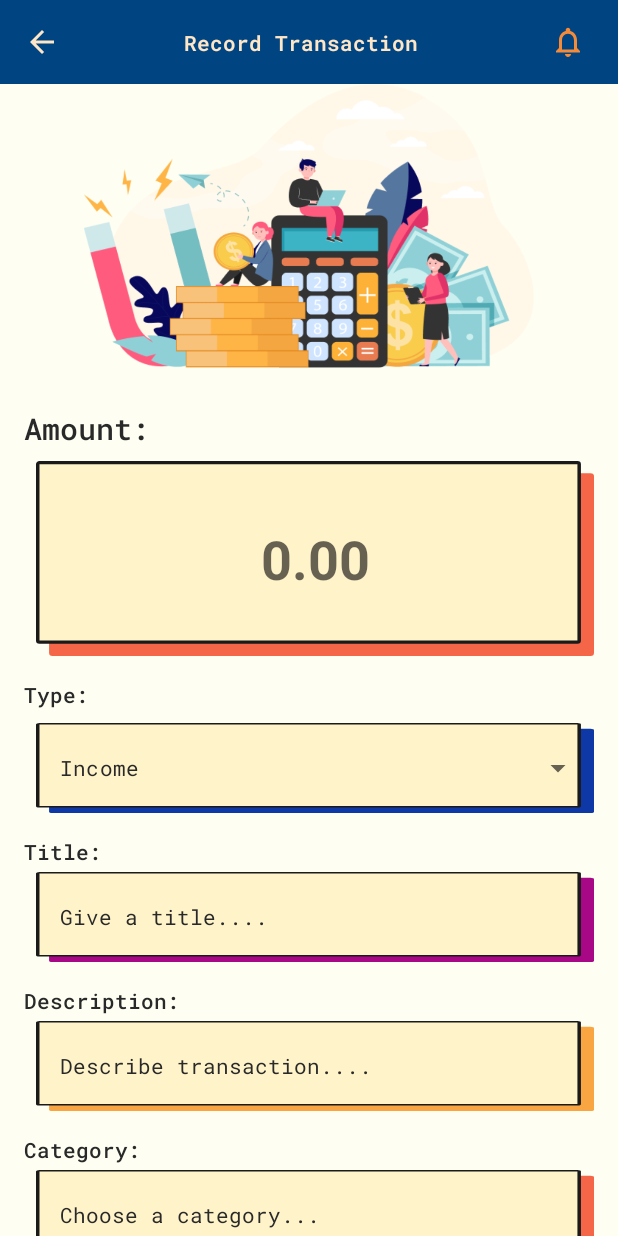
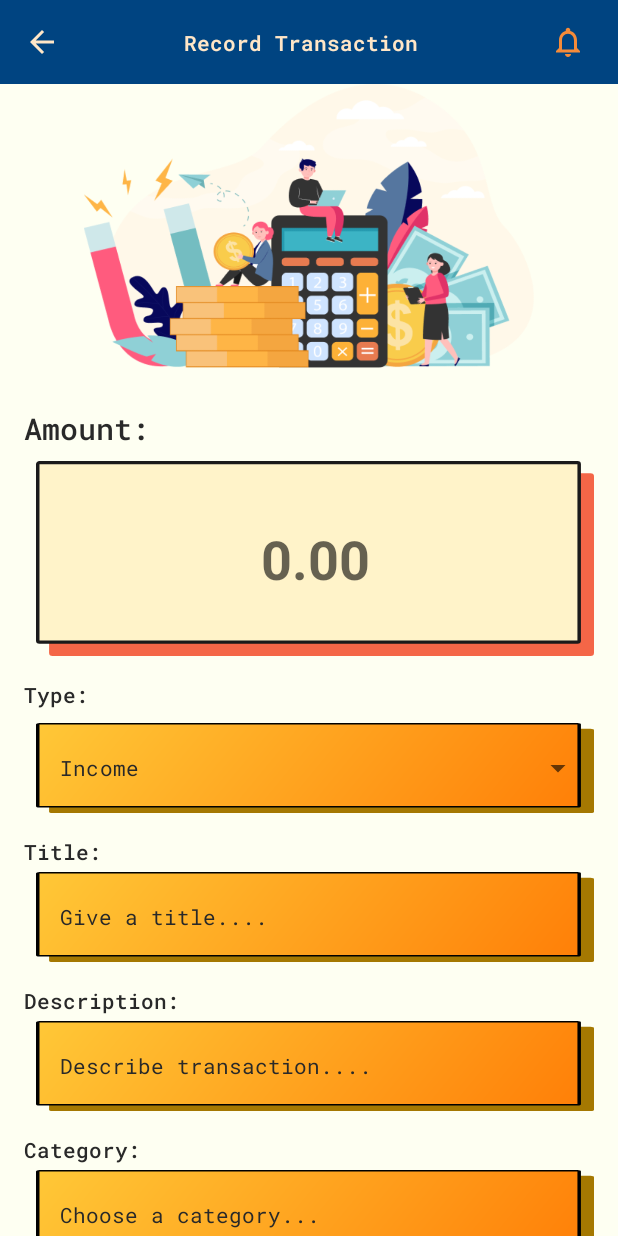
Before and after one commit to mdtasnimulh/DailyBudgetTracker, an Android app: the InsertIEFragment screen opened through its navigation route, on a phone screen of 412 x 824 dp. Run offline under Robolectric (Android 15) with nearby library versions, the phone set to English and light mode, and no system bars; our stand-ins replace Room's generated code, data binding; libraries missing offline, so code that uses them is left out: com.github.mikephil.charting; plain views replace ChipNavigationBar; 2 statements that could not run were skipped.

```diff
--- /dev/null
+++ b/app/src/main/res/drawable/final_bg_1.xml
@@ -0,0 +1,36 @@
+<vector xmlns:android="http://schemas.android.com/apk/res/android"
+    xmlns:aapt="http://schemas.android.com/aapt"
+    android:width="160dp"
+    android:height="60dp"
+    android:viewportWidth="160"
+    android:viewportHeight="60">
+  <path
+      android:pathData="M4.75,3.75L159,3.75A1,1 0,0 1,160 4.75L160,59A1,1 0,0 1,159 60L4.75,60A1,1 0,0 1,3.75 59L3.75,4.75A1,1 0,0 1,4.75 3.75z"
+      android:fillColor="#A57801"/>
+  <path
+      android:strokeWidth="1"
+      android:pathData="M1,0.5L155.25,0.5A0.5,0.5 0,0 1,155.75 1L155.75,55.25A0.5,0.5 0,0 1,155.25 55.75L1,55.75A0.5,0.5 0,0 1,0.5 55.25L0.5,1A0.5,0.5 0,0 1,1 0.5z">
+    <aapt:attr name="android:fillColor">
+      <gradient
+          android:startX="155"
+          android:startY="55"
+          android:endX="-0"
+          android:endY="0"
+          android:type="linear">
+        <item android:offset="0" android:color="#FFFF8008"/>
+        <item android:offset="1" android:color="#FFFFC837"/>
+      </gradient>
+    </aapt:attr>
+    <aapt:attr name="android:strokeColor">
+      <gradient
+          android:startX="0"
+          android:startY="54.5"
+          android:endX="156"
+          android:endY="1.5"
+          android:type="linear">
+        <item android:offset="0" android:color="#000000"/>
+        <item android:offset="1" android:color="#000000"/>
+      </gradient>
+    </aapt:attr>
+  </path>
+</vector>
--- /dev/null
+++ b/app/src/main/res/drawable/final_bg_5.xml
@@ -0,0 +1,36 @@
+<vector xmlns:android="http://schemas.android.com/apk/res/android"
+    xmlns:aapt="http://schemas.android.com/aapt"
+    android:width="160dp"
+    android:height="60dp"
+    android:viewportWidth="160"
+    android:viewportHeight="60">
+  <path
+      android:pathData="M4.75,3.75L159,3.75A1,1 0,0 1,160 4.75L160,59A1,1 0,0 1,159 60L4.75,60A1,1 0,0 1,3.75 59L3.75,4.75A1,1 0,0 1,4.75 3.75z"
+      android:fillColor="#C60000"/>
+  <path
+      android:strokeWidth="1"
+      android:pathData="M1,0.5L155.25,0.5A0.5,0.5 0,0 1,155.75 1L155.75,55.25A0.5,0.5 0,0 1,155.25 55.75L1,55.75A0.5,0.5 0,0 1,0.5 55.25L0.5,1A0.5,0.5 0,0 1,1 0.5z">
+    <aapt:attr name="android:fillColor">
+      <gradient
+          android:startX="155"
+          android:startY="55"
+          android:endX="-0"
+          android:endY="0"
+          android:type="linear">
+        <item android:offset="0" android:color="#FFFF0808"/>
+        <item android:offset="1" android:color="#FFFE8761"/>
+      </gradient>
+    </aapt:attr>
+    <aapt:attr name="android:strokeColor">
+      <gradient
+          android:startX="0"
+          android:startY="54.5"
+          android:endX="156"
+          android:endY="1.5"
+          android:type="linear">
+        <item android:offset="0" android:color="#000000"/>
+        <item android:offset="1" android:color="#040404"/>
+      </gradient>
+    </aapt:attr>
+  </path>
+</vector>
--- /dev/null
+++ b/app/src/main/res/drawable/final_icome_bg.xml
@@ -0,0 +1,36 @@
+<vector xmlns:android="http://schemas.android.com/apk/res/android"
+    xmlns:aapt="http://schemas.android.com/aapt"
+    android:width="160dp"
+    android:height="60dp"
+    android:viewportWidth="160"
+    android:viewportHeight="60">
+  <path
+      android:pathData="M4.75,3.75L159,3.75A1,1 0,0 1,160 4.75L160,59A1,1 0,0 1,159 60L4.75,60A1,1 0,0 1,3.75 59L3.75,4.75A1,1 0,0 1,4.75 3.75z"
+      android:fillColor="#118578"/>
+  <path
+      android:strokeWidth="1"
+      android:pathData="M1,0.5L155.25,0.5A0.5,0.5 0,0 1,155.75 1L155.75,55.25A0.5,0.5 0,0 1,155.25 55.75L1,55.75A0.5,0.5 0,0 1,0.5 55.25L0.5,1A0.5,0.5 0,0 1,1 0.5z">
+    <aapt:attr name="android:fillColor">
+      <gradient
+          android:startX="155"
+          android:startY="55"
+          android:endX="-0"
+          android:endY="0"
+          android:type="linear">
+        <item android:offset="0" android:color="#FF11998E"/>
+        <item android:offset="1" android:color="#FF38EF7D"/>
+      </gradient>
+    </aapt:attr>
+    <aapt:attr name="android:strokeColor">
+      <gradient
+          android:startX="0"
+          android:startY="54.5"
+          android:endX="156"
+          android:endY="1.5"
+          android:type="linear">
+        <item android:offset="0" android:color="#000000"/>
+        <item android:offset="1" android:color="#000000"/>
+      </gradient>
+    </aapt:attr>
+  </path>
+</vector>
--- a/app/src/main/res/drawable/income_expense_inside_card_bg.xml
+++ b/app/src/main/res/drawable/income_expense_inside_card_bg.xml
@@ -1,5 +1,5 @@
 <?xml version="1.0" encoding="utf-8"?>
 <shape xmlns:android="http://schemas.android.com/apk/res/android">
-    <solid android:color="@color/final_primary_white"/>
+    <solid android:color="@color/offWhiteLight"/>
     <corners android:radius="15dp"/>
 </shape>
--- a/app/src/main/res/layout/fragment_insert_i_e.xml
+++ b/app/src/main/res/layout/fragment_insert_i_e.xml
@@ -165,7 +165,7 @@
                         android:id="@+id/type"
                         android:layout_width="match_parent"
                         android:layout_height="match_parent"
-                        android:background="@drawable/background_blue"
+                        android:background="@drawable/final_bg_1"
                         android:layout_weight="1"
                         android:inputType="none"
                         android:text="Income"
@@ -208,7 +208,7 @@
                     android:fontFamily="@font/roboto_mono_regular"
                     android:hint="Give a title...."
                     android:textColorHint="@color/final_primary_black"
-                    android:background="@drawable/background_purple"
+                    android:background="@drawable/final_bg_1"
                     app:layout_constraintEnd_toEndOf="parent"
                     app:layout_constraintStart_toStartOf="parent"
                     app:layout_constraintTop_toBottomOf="@+id/titleTitleTv" />
@@ -245,7 +245,7 @@
                     android:fontFamily="@font/roboto_mono_regular"
                     android:hint="Describe transaction...."
                     android:textColorHint="@color/final_primary_black"
-                    android:background="@drawable/background_yellow"
+                    android:background="@drawable/final_bg_1"
                     app:layout_constraintTop_toBottomOf="@+id/descriptionTitleTv"
                     app:layout_constraintStart_toStartOf="parent"
                     app:layout_constraintEnd_toEndOf="parent"/>
@@ -285,7 +285,7 @@
                     android:fontFamily="@font/roboto_mono_regular"
                     android:hint="Choose a category..."
                     android:textColorHint="@color/final_primary_black"
-                    android:background="@drawable/background_orange"
+                    android:background="@drawable/final_bg_1"
                     app:layout_constraintTop_toBottomOf="@+id/categoryTitleTv"
                     app:layout_constraintEnd_toEndOf="parent"
                     app:layout_constraintStart_toStartOf="parent"  />
@@ -332,7 +332,7 @@
                             android:layout_marginTop="4dp"
                             android:layout_marginBottom="16dp"
                             android:paddingHorizontal="8dp"
-                            android:background="@drawable/background_blue"
+                            android:background="@drawable/final_bg_5"
                             android:cursorVisible="false"
                             android:focusableInTouchMode="false"
                             android:hint="Date"
@@ -380,7 +380,7 @@
                             android:layout_marginTop="4dp"
                             android:layout_marginBottom="16dp"
                             android:paddingHorizontal="8dp"
-                            android:background="@drawable/background_blue"
+                            android:background="@drawable/final_bg_5"
                             android:cursorVisible="false"
                             android:focusableInTouchMode="false"
                             android:hint="Time"
@@ -428,7 +428,7 @@
                         android:id="@+id/paymentMethod"
                         android:layout_width="match_parent"
                         android:layout_height="match_parent"
-                        android:background="@drawable/background_yellow"
+                        android:background="@drawable/final_bg_1"
                         android:layout_weight="1"
                         android:inputType="none"
                         android:text="Cash"
@@ -447,9 +447,9 @@
                     android:layout_marginTop="32dp"
                     android:layout_marginEnd="32dp"
                     android:layout_marginBottom="32dp"
-                    android:background="@drawable/background_button"
+                    android:background="@drawable/final_icome_bg"
                     android:fontFamily="@font/roboto_mono_medium"
-                    android:text="Insert"
+                    android:text="Save Transaction"
                     android:textColor="@color/final_primary_black"
                     android:textSize="17sp"
                     app:backgroundTint="@null"
```
Also changed, not shown: app/src/main/res/drawable/final_bg_2.xml (added, +36 -0 lines), app/src/main/res/drawable/final_bg_3.xml (added, +36 -0 lines), app/src/main/res/drawable/final_bg_4.xml (added, +36 -0 lines), app/src/main/res/drawable/final_expense_bg.xml (added, +36 -0 lines), app/src/main/res/drawable/ic_expense.xml (+2 -2 lines), app/src/main/res/drawable/ic_income.xml (+1 -1 lines), app/src/main/res/layout/fragment_main.xml (+6 -4 lines).
